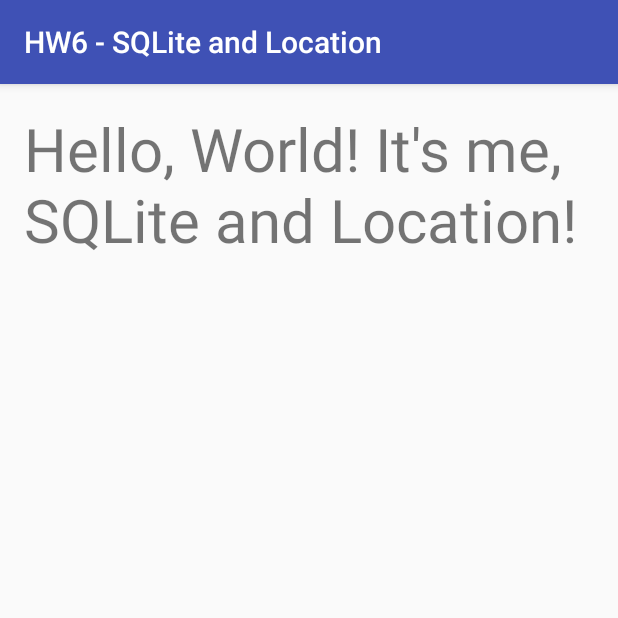
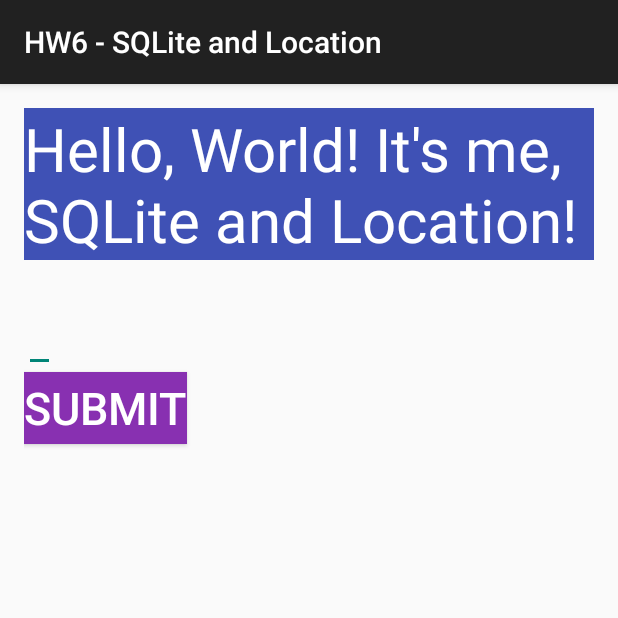
Before and after one commit to hashems/Mobile-Development-Projects, an Android app: the screen it shows after launch (MainActivity), on a phone screen of 412 x 824 dp, the top half of it. Run offline under Robolectric (Android 15) with nearby library versions, the phone set to English and light mode, and no system bars.

Commit message:
Attempt to implement user input and submit button

```diff
--- a/app/src/main/java/hashems/mobile_development_projects/MainActivity.java
+++ b/app/src/main/java/hashems/mobile_development_projects/MainActivity.java
@@ -4,9 +4,16 @@
 import android.support.v7.app.AppCompatActivity;
 import android.os.Bundle;
 import android.view.View;
+import android.widget.Button;
+import android.widget.EditText;
 import android.widget.TextView;
 
+import static android.R.id.edit;
+import static android.R.id.input;
+
 public class MainActivity extends AppCompatActivity {
+
+    private EditText input;
 
     @Override
     protected void onCreate(Bundle savedInstanceState) {
@@ -14,12 +21,27 @@
         setContentView(R.layout.activity_main);
 
         // Location
-        TextView listViewItem = (TextView) findViewById(R.id.MainLayout);
-        listViewItem.setOnClickListener(new View.OnClickListener(){
+//        TextView listViewItem = (TextView) findViewById(R.id.MainLayout);
+//        listViewItem.setOnClickListener(new View.OnClickListener(){
+//
+//            @Override
+//            public void onClick(View v) {
+//                Intent intent = new Intent(MainActivity.this, LocationActivity.class);
+//                startActivity(intent);
+//            }
+//        });
+
+        // Input and Location
+        input = (EditText) findViewById(R.id.Input);
+
+        Button button = (Button) findViewById(R.id.submit);
+        button.setOnClickListener(new View.OnClickListener(){
 
             @Override
             public void onClick(View v) {
+                String userInput = input.getText().toString();
                 Intent intent = new Intent(MainActivity.this, LocationActivity.class);
+                intent.putExtra("userInput", userInput);
                 startActivity(intent);
             }
         });
--- a/app/src/main/res/layout/activity_main.xml
+++ b/app/src/main/res/layout/activity_main.xml
@@ -1,5 +1,5 @@
 <?xml version="1.0" encoding="utf-8"?>
-<RelativeLayout xmlns:android="http://schemas.android.com/apk/res/android"
+<LinearLayout xmlns:android="http://schemas.android.com/apk/res/android"
     xmlns:tools="http://schemas.android.com/tools"
     android:id="@+id/activity_main"
     android:layout_width="match_parent"
@@ -8,6 +8,7 @@
     android:paddingLeft="@dimen/activity_horizontal_margin"
     android:paddingRight="@dimen/activity_horizontal_margin"
     android:paddingTop="@dimen/activity_vertical_margin"
+    android:orientation="vertical"
     tools:context="hashems.mobile_development_projects.MainActivity">
 
     <TextView
@@ -15,5 +16,23 @@
         android:layout_width="wrap_content"
         android:layout_height="wrap_content"
         android:textSize="40sp"
-        android:text="Hello, World! It's me, SQLite and Location!" />
-</RelativeLayout>
+        android:background="@color/colorPrimary"
+        android:textColor="@color/colorPrimaryText"
+        android:text="@string/intro" />
+
+    <EditText
+        android:id="@+id/Input"
+        android:layout_width="wrap_content"
+        android:layout_height="wrap_content"
+        android:textSize="40sp"
+        android:inputType="text" />
+
+    <Button
+        android:id="@+id/submit"
+        android:layout_width="wrap_content"
+        android:layout_height="wrap_content"
+        android:textSize="30sp"
+        android:background="@color/colorButton"
+        android:textColor="@color/colorPrimaryText"
+        android:text="@string/button" />
+</LinearLayout>
--- a/app/src/main/res/values/colors.xml
+++ b/app/src/main/res/values/colors.xml
@@ -1,8 +1,6 @@
 <?xml version="1.0" encoding="utf-8"?>
 <resources>
     <color name="colorPrimary">#3F51B5</color>
-    <color name="colorPrimaryDark">#303F9F</color>
-    <color name="colorAccent">#FF4081</color>
-    <color name="colorTextGranted">#11A900</color>
-    <color name="colorTextDenied">#FF0000</color>
+    <color name="colorPrimaryText">#FFFFFF</color>
+    <color name="colorButton">#8830b1</color>
 </resources>
--- a/app/src/main/res/values/strings.xml
+++ b/app/src/main/res/values/strings.xml
@@ -1,3 +1,11 @@
 <resources>
     <string name="app_name">HW6 - SQLite and Location</string>
+    <string name="intro">Hello, World! It\'s me, SQLite and Location!</string>
+    <string name="button">SUBMIT</string>
+    <string name="latitude_string">Latitude:</string>
+    <string name="longitude_string">Longitude:</string>
+    <string name="connected">Let\'s locate you&#8230;</string>
+    <string name="permission_denied">Permission Denied!</string>
+    <string name="location_unavailable">Location Unavailable!</string>
+    <string name="connection_suspended">Connection Suspended!</string>
 </resources>
--- a/app/src/main/res/values/styles.xml
+++ b/app/src/main/res/values/styles.xml
@@ -3,9 +3,7 @@
     <!-- Base application theme. -->
     <style name="AppTheme" parent="Theme.AppCompat.Light.DarkActionBar">
         <!-- Customize your theme here. -->
-        <item name="colorPrimary">@color/colorPrimary</item>
-        <item name="colorPrimaryDark">@color/colorPrimaryDark</item>
-        <item name="colorAccent">@color/colorAccent</item>
+
     </style>
 
 </resources>
```
Also changed, not shown: app/src/main/java/hashems/mobile_development_projects/LocationActivity.java (+18 -24 lines), app/src/main/res/layout/activity_denied.xml (deleted, +0 -20 lines), app/src/main/res/layout/activity_location.xml (+7 -21 lines).
